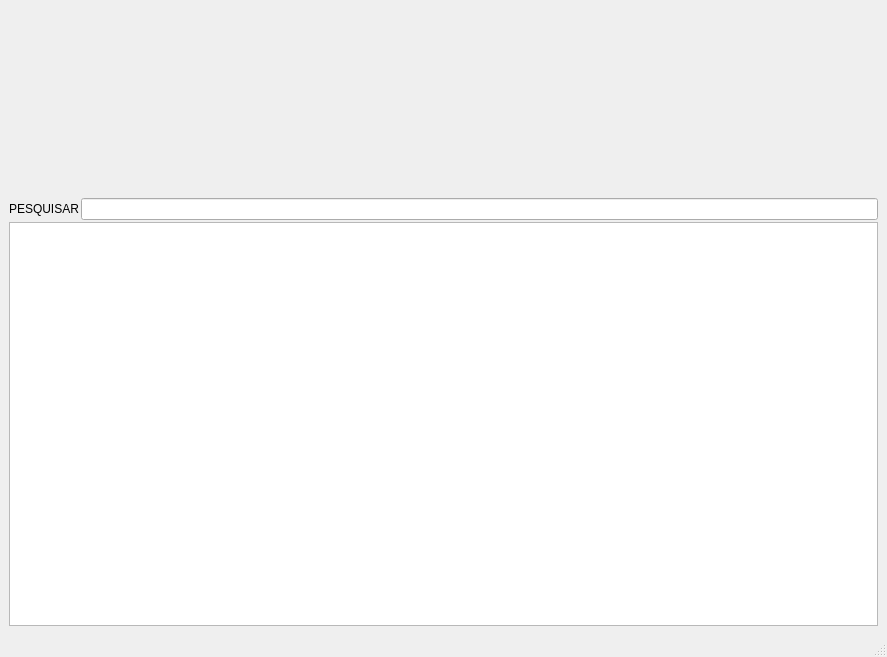
First picture: the form in mainwindow.ui, repository mateus-abrantes/Gerenciador-de-Processos, before the edit.
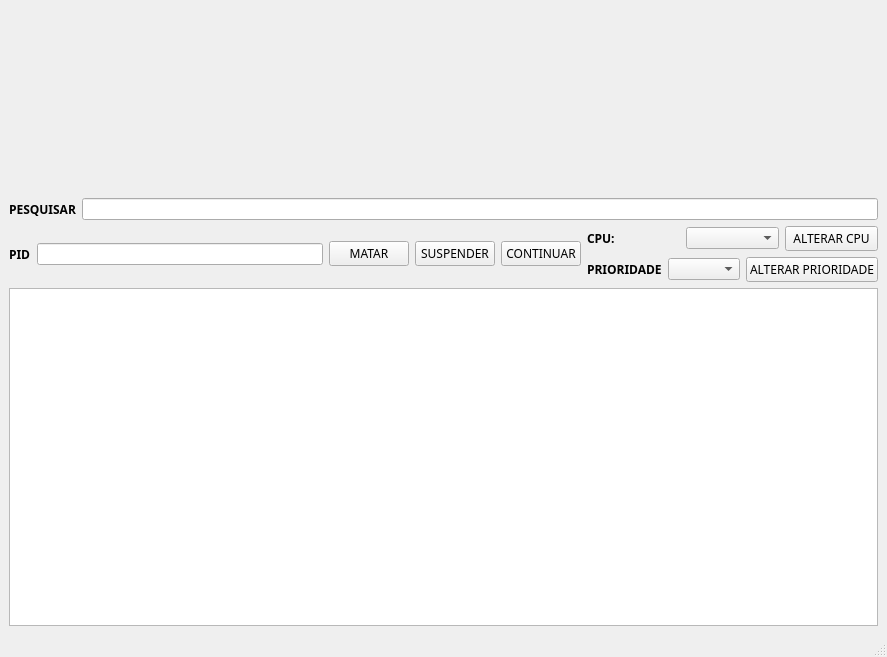
Second picture: the form after the edit. Custom widgets are drawn as their Qt base class.

Patch:
```diff
--- a/mainwindow.ui
+++ b/mainwindow.ui
@@ -17,28 +17,180 @@
    <string notr="true"/>
   </property>
   <widget class="QWidget" name="centralwidget">
-   <layout class="QVBoxLayout" name="verticalLayout_3">
+   <layout class="QVBoxLayout" name="verticalLayout_5">
     <item>
-     <layout class="QVBoxLayout" name="verticalLayout_2" stretch="30,70">
+     <layout class="QVBoxLayout" name="verticalLayout_4" stretch="30,70">
       <item>
        <widget class="QWidget" name="widget" native="true"/>
       </item>
       <item>
-       <layout class="QVBoxLayout" name="verticalLayout" stretch="5,95">
-        <property name="spacing">
-         <number>2</number>
-        </property>
+       <layout class="QVBoxLayout" name="verticalLayout_3" stretch="30,70">
         <item>
-         <layout class="QHBoxLayout" name="horizontalLayout" stretch="0,0">
+         <layout class="QVBoxLayout" name="verticalLayout_2">
           <item>
-           <widget class="QLabel" name="label">
-            <property name="text">
-             <string>PESQUISAR</string>
-            </property>
-           </widget>
+           <layout class="QHBoxLayout" name="horizontalLayout">
+            <item>
+             <widget class="QLabel" name="label_FILTER">
+              <property name="font">
+               <font>
+                <family>Ubuntu Mono</family>
+                <weight>75</weight>
+                <bold>true</bold>
+               </font>
+              </property>
+              <property name="styleSheet">
+               <string notr="true"/>
+              </property>
+              <property name="text">
+               <string>PESQUISAR</string>
+              </property>
+             </widget>
+            </item>
+            <item>
+             <widget class="QLineEdit" name="lineEdit_filter"/>
+            </item>
+           </layout>
           </item>
           <item>
-           <widget class="QLineEdit" name="lineEdit_filter"/>
+           <layout class="QHBoxLayout" name="horizontalLayout_7">
+            <item>
+             <layout class="QHBoxLayout" name="horizontalLayout_4">
+              <item>
+               <layout class="QHBoxLayout" name="horizontalLayout_2">
+                <item>
+                 <widget class="QLabel" name="label_PID">
+                  <property name="font">
+                   <font>
+                    <family>Ubuntu Mono</family>
+                    <weight>75</weight>
+                    <bold>true</bold>
+                   </font>
+                  </property>
+                  <property name="text">
+                   <string>PID</string>
+                  </property>
+                 </widget>
+                </item>
+                <item>
+                 <widget class="QLineEdit" name="lineEdit_PID"/>
+                </item>
+               </layout>
+              </item>
+              <item>
+               <layout class="QHBoxLayout" name="horizontalLayout_3">
+                <item>
+                 <widget class="QPushButton" name="pushButton_MATAR">
+                  <property name="font">
+                   <font>
+                    <family>Ubuntu Mono</family>
+                   </font>
+                  </property>
+                  <property name="text">
+                   <string>MATAR</string>
+                  </property>
+                 </widget>
+                </item>
+                <item>
+                 <widget class="QPushButton" name="pushButton_SUSPENDER">
+                  <property name="font">
+                   <font>
+                    <family>Ubuntu Mono</family>
+                   </font>
+                  </property>
+                  <property name="text">
+                   <string>SUSPENDER</string>
+                  </property>
+                 </widget>
+                </item>
+                <item>
+                 <widget class="QPushButton" name="pushButton_CONTINUAR">
+                  <property name="font">
+                   <font>
+                    <family>Ubuntu Mono</family>
+                   </font>
+                  </property>
+                  <property name="text">
+                   <string>CONTINUAR</string>
+                  </property>
+                 </widget>
+                </item>
+               </layout>
+              </item>
+             </layout>
+            </item>
+            <item>
+             <layout class="QVBoxLayout" name="verticalLayout">
+              <item>
+               <layout class="QHBoxLayout" name="horizontalLayout_5">
+                <item>
+                 <widget class="QLabel" name="label">
+                  <property name="font">
+                   <font>
+                    <family>Ubuntu Mono</family>
+                    <weight>75</weight>
+                    <bold>true</bold>
+                   </font>
+                  </property>
+                  <property name="text">
+                   <string>CPU:</string>
+                  </property>
+                 </widget>
+                </item>
+                <item>
+                 <widget class="QComboBox" name="comboBox_CPU"/>
+                </item>
+                <item>
+                 <widget class="QPushButton" name="pushButton_ALTERAR_CPU">
+                  <property name="font">
+                   <font>
+                    <family>Ubuntu Mono</family>
+                    <weight>50</weight>
+                    <bold>false</bold>
+                   </font>
+                  </property>
+                  <property name="text">
+                   <string>ALTERAR CPU</string>
+                  </property>
+                 </widget>
+                </item>
+               </layout>
+              </item>
+              <item>
+               <layout class="QHBoxLayout" name="horizontalLayout_6">
+                <item>
+                 <widget class="QLabel" name="label_PRIORIDADE">
+                  <property name="font">
+                   <font>
+                    <family>Ubuntu Mono</family>
+                    <weight>75</weight>
+                    <bold>true</bold>
+                   </font>
+                  </property>
+                  <property name="text">
+                   <string>PRIORIDADE</string>
+                  </property>
+                 </widget>
+                </item>
+                <item>
+                 <widget class="QComboBox" name="comboBox_PRIORIDADE"/>
+                </item>
+                <item>
+                 <widget class="QPushButton" name="pushButton_ALTERAR_PRIORIDADE">
+                  <property name="font">
+                   <font>
+                    <family>Ubuntu Mono</family>
+                   </font>
+                  </property>
+                  <property name="text">
+                   <string>ALTERAR PRIORIDADE</string>
+                  </property>
+                 </widget>
+                </item>
+               </layout>
+              </item>
+             </layout>
+            </item>
+           </layout>
           </item>
          </layout>
         </item>
@@ -46,7 +198,8 @@
          <widget class="QListWidget" name="listWidget_processos">
           <property name="font">
            <font>
-            <family>Courier New</family>
+            <family>Ubuntu Mono</family>
+            <pointsize>15</pointsize>
            </font>
           </property>
           <property name="acceptDrops">
@@ -93,6 +246,14 @@
   </widget>
   <widget class="QStatusBar" name="statusbar"/>
  </widget>
+ <customwidgets>
+  <customwidget>
+   <class>Plotter</class>
+   <extends>QWidget</extends>
+   <header location="global">plotter.h</header>
+   <container>1</container>
+  </customwidget>
+ </customwidgets>
  <resources/>
  <connections/>
 </ui>
```
Left out of the diff: 8 changed lines with no effect on the pictures.
